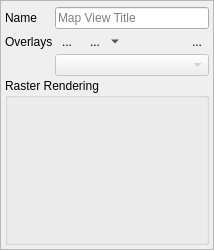
Qt form timeseriesviewer/ui/mapviewdefinition.ui (jakimowb/eo-time-series-viewer) before a commit.
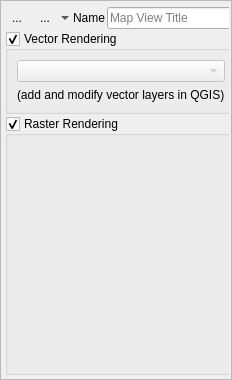
The same form after that commit. Icons and pictures are not drawn. Custom widgets are drawn as their Qt base class.

Commit message: put MapViewScrollArea to mapviewscrollarea.py to allow package-independent loading several updates to mapvisualization.py cleanups + refactoring

Patch:
```diff
--- a/timeseriesviewer/ui/mapviewdefinition.ui
+++ b/timeseriesviewer/ui/mapviewdefinition.ui
@@ -6,8 +6,8 @@
    <rect>
     <x>0</x>
     <y>0</y>
-    <width>214</width>
-    <height>250</height>
+    <width>232</width>
+    <height>380</height>
    </rect>
   </property>
   <property name="windowTitle">
@@ -42,8 +42,8 @@
        <rect>
         <x>0</x>
         <y>0</y>
-        <width>208</width>
-        <height>244</height>
+        <width>226</width>
+        <height>374</height>
        </rect>
       </property>
       <layout class="QVBoxLayout" name="verticalLayout_3">
@@ -72,15 +72,82 @@
         </widget>
        </item>
        <item>
-        <layout class="QFormLayout" name="formLayout">
-         <item row="0" column="0">
+        <layout class="QHBoxLayout" name="horizontalLayout_3">
+         <item>
+          <widget class="QToolButton" name="btnToggleMapViewVisibility">
+           <property name="sizePolicy">
+            <sizepolicy hsizetype="Preferred" vsizetype="Preferred">
+             <horstretch>0</horstretch>
+             <verstretch>0</verstretch>
+            </sizepolicy>
+           </property>
+           <property name="toolTip">
+            <string>Toggle map view visibility</string>
+           </property>
+           <property name="text">
+            <string>...</string>
+           </property>
+           <property name="icon">
+            <iconset resource="resources.qrc">
+             <normaloff>:/timeseriesviewer/icons/mapviewHidden.svg</normaloff>:/timeseriesviewer/icons/mapviewHidden.svg</iconset>
+           </property>
+           <property name="checkable">
+            <bool>true</bool>
+           </property>
+           <property name="checked">
+            <bool>false</bool>
+           </property>
+           <property name="popupMode">
+            <enum>QToolButton::DelayedPopup</enum>
+           </property>
+           <property name="autoRaise">
+            <bool>true</bool>
+           </property>
+          </widget>
+         </item>
+         <item>
+          <widget class="QToolButton" name="btnToggleCrosshair">
+           <property name="sizePolicy">
+            <sizepolicy hsizetype="Preferred" vsizetype="Preferred">
+             <horstretch>0</horstretch>
+             <verstretch>0</verstretch>
+            </sizepolicy>
+           </property>
+           <property name="minimumSize">
+            <size>
+             <width>40</width>
+             <height>0</height>
+            </size>
+           </property>
+           <property name="toolTip">
+            <string>Show/hide crosshair</string>
+           </property>
+           <property name="text">
+            <string>...</string>
+           </property>
+           <property name="icon">
+            <iconset resource="resources.qrc">
+             <normaloff>:/timeseriesviewer/icons/crosshair.svg</normaloff>:/timeseriesviewer/icons/crosshair.svg</iconset>
+           </property>
+           <property name="checkable">
+            <bool>true</bool>
+           </property>
+           <property name="popupMode">
+            <enum>QToolButton::MenuButtonPopup</enum>
+           </property>
+           <property name="autoRaise">
+            <bool>true</bool>
+           </property>
+          </widget>
+         </item>
+         <item>
           <widget class="QLabel" name="label">
            <property name="text">
             <string>Name</string>
            </property>
           </widget>
          </item>
-         <item row="0" column="1">
+         <item>
           <widget class="QLineEdit" name="tbName">
            <property name="sizePolicy">
             <sizepolicy hsizetype="Preferred" vsizetype="Fixed">
@@ -99,150 +166,55 @@
            </property>
           </widget>
          </item>
-         <item row="1" column="0">
-          <widget class="QLabel" name="label_2">
-           <property name="text">
-            <string>Overlays</string>
-           </property>
-          </widget>
-         </item>
-         <item row="1" column="1">
-          <layout class="QHBoxLayout" name="horizontalLayout">
-           <property name="spacing">
-            <number>2</number>
-           </property>
-           <property name="topMargin">
-            <number>0</number>
-           </property>
-           <item>
-            <widget class="QToolButton" name="btnToggleVectorOverlay">
-             <property name="sizePolicy">
-              <sizepolicy hsizetype="Preferred" vsizetype="Preferred">
-               <horstretch>0</horstretch>
-               <verstretch>0</verstretch>
-              </sizepolicy>
-             </property>
-             <property name="toolTip">
-              <string>Show/hide crosshair</string>
-             </property>
-             <property name="text">
-              <string>...</string>
-             </property>
-             <property name="icon">
-              <iconset resource="resources.qrc">
-               <normaloff>:/timeseriesviewer/icons/mIconPolygonLayer.svg</normaloff>:/timeseriesviewer/icons/mIconPolygonLayer.svg</iconset>
-             </property>
-             <property name="checkable">
-              <bool>true</bool>
-             </property>
-             <property name="autoRaise">
-              <bool>true</bool>
-             </property>
-            </widget>
-           </item>
-           <item>
-            <widget class="QToolButton" name="btnToggleCrosshair">
-             <property name="sizePolicy">
-              <sizepolicy hsizetype="Preferred" vsizetype="Preferred">
-               <horstretch>0</horstretch>
-               <verstretch>0</verstretch>
-              </sizepolicy>
-             </property>
-             <property name="minimumSize">
-              <size>
-               <width>40</width>
-               <height>0</height>
-              </size>
-             </property>
-             <property name="toolTip">
-              <string>Show/hide crosshair</string>
-             </property>
-             <property name="text">
-              <string>...</string>
-             </property>
-             <property name="icon">
-              <iconset resource="resources.qrc">
-               <normaloff>:/timeseriesviewer/icons/crosshair.svg</normaloff>:/timeseriesviewer/icons/crosshair.svg</iconset>
-             </property>
-             <property name="checkable">
-              <bool>true</bool>
-             </property>
-             <property name="popupMode">
-              <enum>QToolButton::MenuButtonPopup</enum>
-             </property>
-             <property name="autoRaise">
-              <bool>true</bool>
-             </property>
-            </widget>
-           </item>
-           <item>
-            <spacer name="horizontalSpacer">
-             <property name="orientation">
-              <enum>Qt::Horizontal</enum>
-             </property>
-             <property name="sizeHint" stdset="0">
-              <size>
-               <width>0</width>
-               <height>0</height>
-              </size>
-             </property>
-            </spacer>
-           </item>
-           <item>
-            <widget class="QToolButton" name="btnToggleMapViewVisibility">
-             <property name="sizePolicy">
-              <sizepolicy hsizetype="Preferred" vsizetype="Preferred">
-               <horstretch>0</horstretch>
-               <verstretch>0</verstretch>
-              </sizepolicy>
-             </property>
-             <property name="toolTip">
-              <string>Toggle map view visibility</string>
-             </property>
-             <property name="text">
-              <string>...</string>
-             </property>
-             <property name="icon">
-              <iconset resource="resources.qrc">
-               <normaloff>:/timeseriesviewer/icons/mapviewHidden.svg</normaloff>:/timeseriesviewer/icons/mapviewHidden.svg</iconset>
-             </property>
-             <property name="checkable">
-              <bool>true</bool>
-             </property>
-             <property name="checked">
-              <bool>false</bool>
-             </property>
-             <property name="popupMode">
-              <enum>QToolButton::DelayedPopup</enum>
-             </property>
-             <property name="autoRaise">
-              <bool>true</bool>
-             </property>
-            </widget>
-           </item>
-          </layout>
-         </item>
-         <item row="2" column="1">
-          <widget class="QgsMapLayerComboBox" name="cbQgsVectorLayer">
-           <property name="enabled">
-            <bool>false</bool>
-           </property>
-           <property name="sizePolicy">
-            <sizepolicy hsizetype="Preferred" vsizetype="Preferred">
-             <horstretch>1</horstretch>
-             <verstretch>0</verstretch>
-            </sizepolicy>
-           </property>
-           <property name="minimumSize">
-            <size>
-             <width>0</width>
-             <height>0</height>
-            </size>
-           </property>
-          </widget>
-         </item>
         </layout>
        </item>
+       <item>
+        <widget class="QgsCollapsibleGroupBox" name="gbVectorRendering">
+         <property name="minimumSize">
+          <size>
+           <width>0</width>
+           <height>50</height>
+          </size>
+         </property>
+         <property name="title">
+          <string>Vector Rendering</string>
+         </property>
+         <property name="checkable">
+          <bool>true</bool>
+         </property>
+         <layout class="QVBoxLayout" name="verticalLayout_2">
+          <item>
+           <widget class="QgsMapLayerComboBox" name="cbQgsVectorLayer">
+            <property name="enabled">
+             <bool>false</bool>
+            </property>
+            <property name="sizePolicy">
+             <sizepolicy hsizetype="Preferred" vsizetype="Preferred">
+              <horstretch>1</horstretch>
+              <verstretch>0</verstretch>
+             </sizepolicy>
+            </property>
+            <property name="minimumSize">
+             <size>
+              <width>0</width>
+              <height>0</height>
+             </size>
+            </property>
+           </widget>
+          </item>
+          <item>
+           <widget class="QLabel" name="label_3">
+            <property name="text">
+             <string>(add and modify vector layers in QGIS)</string>
+            </property>
+           </widget>
+          </item>
+         </layout>
+         <zorder>cbQgsVectorLayer</zorder>
+         <zorder></zorder>
+         <zorder>label_3</zorder>
+        </widget>
+       </item>
        <item>
         <widget class="QGroupBox" name="gbRasterRendering">
          <property name="sizePolicy">
@@ -254,6 +226,9 @@
          <property name="title">
           <string>Raster Rendering</string>
          </property>
+         <property name="checkable">
+          <bool>true</bool>
+         </property>
          <layout class="QVBoxLayout" name="verticalLayout_4">
           <property name="spacing">
            <number>1</number>
@@ -361,6 +336,12 @@
   </action>
  </widget>
  <customwidgets>
+  <customwidget>
+   <class>QgsCollapsibleGroupBox</class>
+   <extends>QGroupBox</extends>
+   <header>qgscollapsiblegroupbox.h</header>
+   <container>1</container>
+  </customwidget>
   <customwidget>
    <class>QgsMapLayerComboBox</class>
    <extends>QComboBox</extends>
```
Left out of the diff: 20 changed lines with no effect on the pictures. The commit also changes 11 other files.
